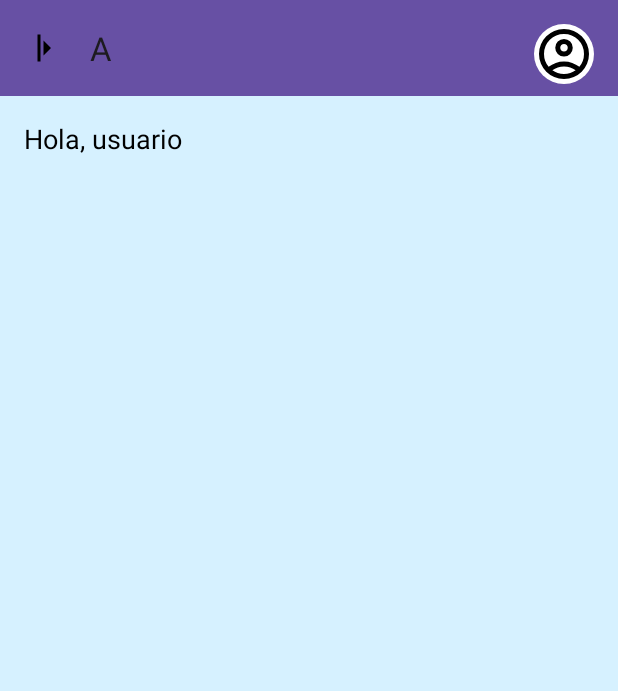
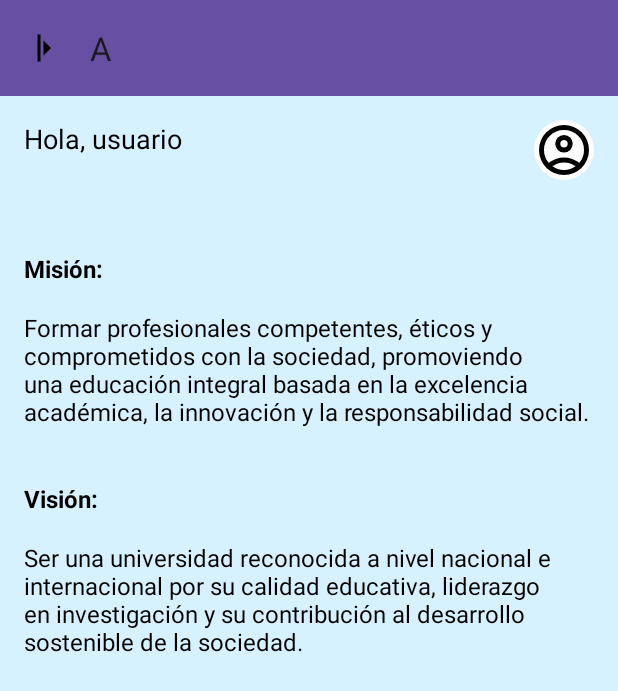
Before and after one commit to landerslopez/mobileProject, an Android app: the DashboardProfessorActivity screen opened directly, with no data from a screen before it, on a phone screen of 412 x 824 dp. Shown: the top 691 px of the screen. Run offline under Robolectric (Android 15) with nearby library versions, the phone set to English and light mode, and no system bars.

Commit message:
mision y visión en menu docente

```diff
--- a/app/src/main/java/com/grupoC/orgaedu/features/dashboard/ui/DashboardProfessorActivity.java
+++ b/app/src/main/java/com/grupoC/orgaedu/features/dashboard/ui/DashboardProfessorActivity.java
@@ -2,40 +2,40 @@ package com.grupoC.orgaedu.features.dashboard.ui;
 
 import android.annotation.SuppressLint;
 import android.os.Bundle;
-import android.view.View;
+import android.text.Html;
 import android.widget.TextView;
 
 import androidx.appcompat.app.AppCompatActivity;
 import androidx.core.view.GravityCompat;
 import androidx.drawerlayout.widget.DrawerLayout;
-import androidx.lifecycle.ViewModelProvider; // Importar ViewModelProvider
+import androidx.lifecycle.ViewModelProvider;
 
 import com.grupoC.orgaedu.R;
-import com.grupoC.orgaedu.features.dashboard.viewmodel.DashboardProfessorViewModel; // Crear este ViewModel
+import com.grupoC.orgaedu.features.dashboard.viewmodel.DashboardProfessorViewModel;
 import com.google.android.material.appbar.MaterialToolbar;
 
 public class DashboardProfessorActivity extends AppCompatActivity {
     private DrawerLayout drawerLayout;
     private MaterialToolbar toolbar;
-    private TextView textNombre; // Cambiado a textNombre para reflejar el ID del layout
-    private DashboardProfessorViewModel viewModel; // Instancia del ViewModel
+    private TextView textNombre;
+    private TextView textMisionVision;
+    private DashboardProfessorViewModel viewModel;
 
-    @SuppressLint("MissingInflatedId") // Asegúrate de que los IDs existan en activity_docente.xml
+    @SuppressLint("MissingInflatedId")
     @Override
     protected void onCreate(Bundle savedInstanceState) {
         super.onCreate(savedInstanceState);
-        setContentView(R.layout.activity_docente); // Asumo que activity_docente es el layout para el docente
+        setContentView(R.layout.activity_docente);
 
         drawerLayout = findViewById(R.id.drawer_layout);
         toolbar = findViewById(R.id.topAppBar);
         textNombre = findViewById(R.id.textNombre);
+        textMisionVision = findViewById(R.id.textMisionVision);
 
         setSupportActionBar(toolbar);
 
-        // Inicializar el ViewModel
         viewModel = new ViewModelProvider(this).get(DashboardProfessorViewModel.class);
 
-        // Observar el LiveData del nombre de usuario en el ViewModel
         viewModel.getUserName().observe(this, nombreUsuario -> {
             if (nombreUsuario != null && !nombreUsuario.isEmpty()) {
                 toolbar.setTitle("Bienvenido, " + nombreUsuario);
@@ -46,19 +46,19 @@ public class DashboardProfessorActivity extends AppCompatActivity {
             }
         });
 
-        // Simplemente para demostración, obtener el nombre del Intent y pasarlo al ViewModel
-        // En una app real, el ViewModel podría obtener esto del UserRepository o SharedPreferences
         String nombreUsuarioIntent = getIntent().getStringExtra("nombre_usuario");
         if (nombreUsuarioIntent != null) {
             viewModel.setUserName(nombreUsuarioIntent);
         }
 
-        // Listener para el icono de hamburguesa
-        toolbar.setNavigationOnClickListener(new View.OnClickListener() {
-            @Override
-            public void onClick(View view) {
-                drawerLayout.openDrawer(GravityCompat.START);
-            }
-        });
+        // Construir texto mision y vision con saltos de línea y negritas
+        String misionVisionHtml = "<b>" + getString(R.string.title_mision) + ":</b><br/><br/>"
+                + getString(R.string.text_mision) + "<br/><br/><br/>"
+                + "<b>" + getString(R.string.title_vision) + ":</b><br/><br/>"
+                + getString(R.string.text_vision);
+
+        textMisionVision.setText(Html.fromHtml(misionVisionHtml, Html.FROM_HTML_MODE_LEGACY));
+
+        toolbar.setNavigationOnClickListener(view -> drawerLayout.openDrawer(GravityCompat.START));
     }
 }
--- a/app/src/main/res/layout/activity_docente.xml
+++ b/app/src/main/res/layout/activity_docente.xml
@@ -5,9 +5,16 @@
     android:layout_width="match_parent"
     android:layout_height="match_parent">
 
+    <!-- CONTENIDO PRINCIPAL CON SCROLLVIEW -->
+    <ScrollView
+        android:layout_width="match_parent"
+        android:layout_height="match_parent"
+        android:fillViewport="true">
+
         <RelativeLayout
             android:layout_width="match_parent"
-        android:layout_height="match_parent"
+            android:layout_height="wrap_content"
+            android:paddingBottom="32dp"
             android:background="@color/light_blue_background">
 
             <com.google.android.material.appbar.MaterialToolbar
@@ -35,12 +42,28 @@
                 android:layout_height="@dimen/avatar_size"
                 android:layout_alignParentEnd="true"
                 android:layout_margin="@dimen/margin_medium"
+                android:layout_below="@id/topAppBar"
                 android:src="@drawable/avatar"
                 android:scaleType="centerCrop"
                 android:background="@drawable/circle_background"
-            android:contentDescription="@string/user_avatar_description"/>
+                android:contentDescription="@string/user_avatar_description" />
+
+            <!-- NUEVO: TextView para Misión y Visión -->
+            <TextView
+                android:id="@+id/textMisionVision"
+                android:layout_width="match_parent"
+                android:layout_height="wrap_content"
+                android:layout_below="@id/avatarImage"
+                android:layout_marginTop="32dp"
+                android:layout_marginStart="16dp"
+                android:layout_marginEnd="16dp"
+                android:text="@string/mision_vision"
+                android:textColor="@android:color/black"
+                android:textSize="16sp" />
         </RelativeLayout>
+    </ScrollView>
 
+    <!-- MENÚ LATERAL -->
     <com.google.android.material.navigation.NavigationView
         android:id="@+id/nav_view"
         android:layout_width="wrap_content"
--- a/app/src/main/res/values/strings.xml
+++ b/app/src/main/res/values/strings.xml
@@ -45,4 +45,15 @@
 
     <string name="title_vision">Visión</string>
     <string name="text_vision">Ser una universidad reconocida a nivel nacional e internacional por su calidad educativa, liderazgo en investigación y su contribución al desarrollo sostenible de la sociedad.</string>
+
+    <string name="mision_vision">
+    <![CDATA[
+    <b>@string/title_mision</b>: @string/text_mision
+
+    <b>@string/title_vision</b>: @string/text_vision
+    ]]>
+</string>
+
+
+
 </resources>
```
Lines whose indentation alone changed are shown as unchanged.
